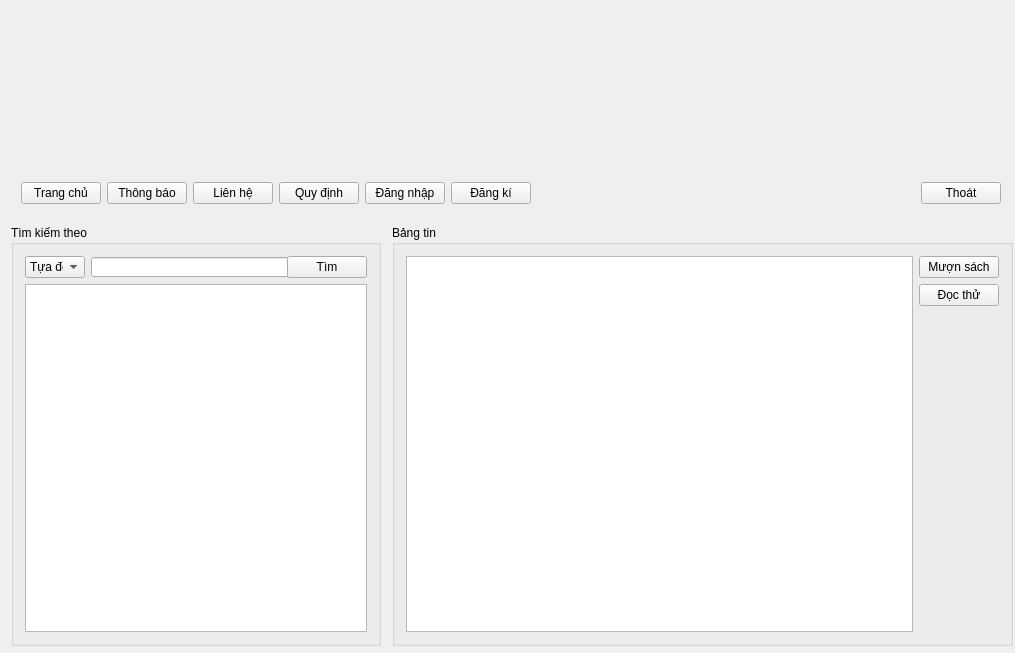
quocanh1897/LibraryPro---Qt-app, file Qt GUI/LIBPRO/mainwindow.ui: the form before one commit.
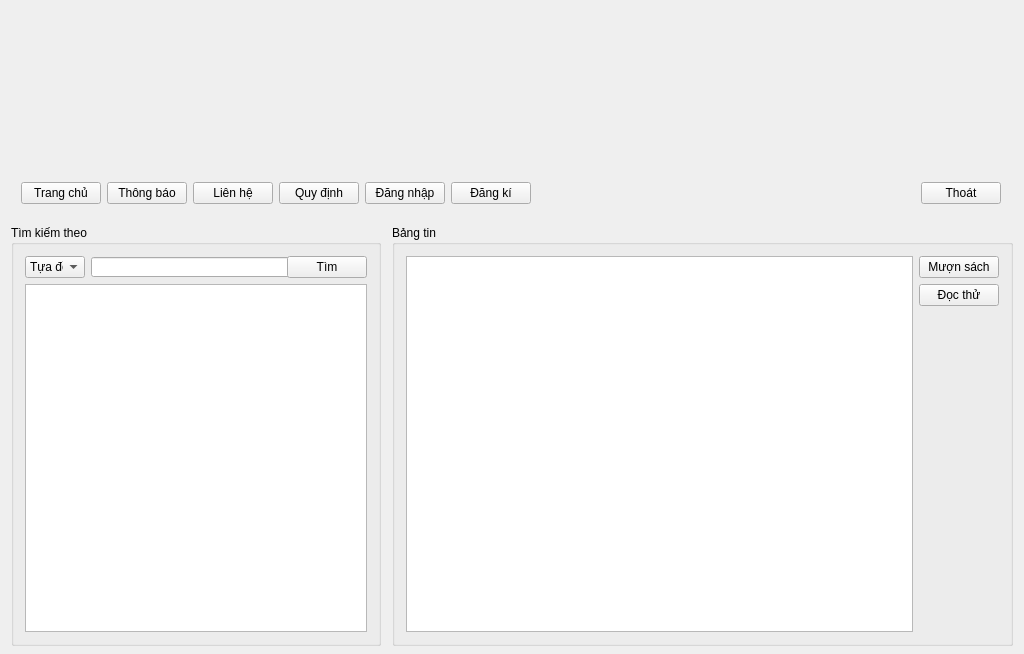
The form after the commit. Icons and pictures are not drawn.

Commit message: setFixsize for window

The edit to the form file:
```diff
--- a/Qt GUI/LIBPRO/mainwindow.ui
+++ b/Qt GUI/LIBPRO/mainwindow.ui
@@ -6,8 +6,8 @@
    <rect>
     <x>0</x>
     <y>0</y>
-    <width>1015</width>
-    <height>653</height>
+    <width>1024</width>
+    <height>654</height>
    </rect>
   </property>
   <property name="windowTitle">
```
The commit also changes 4 other files.
